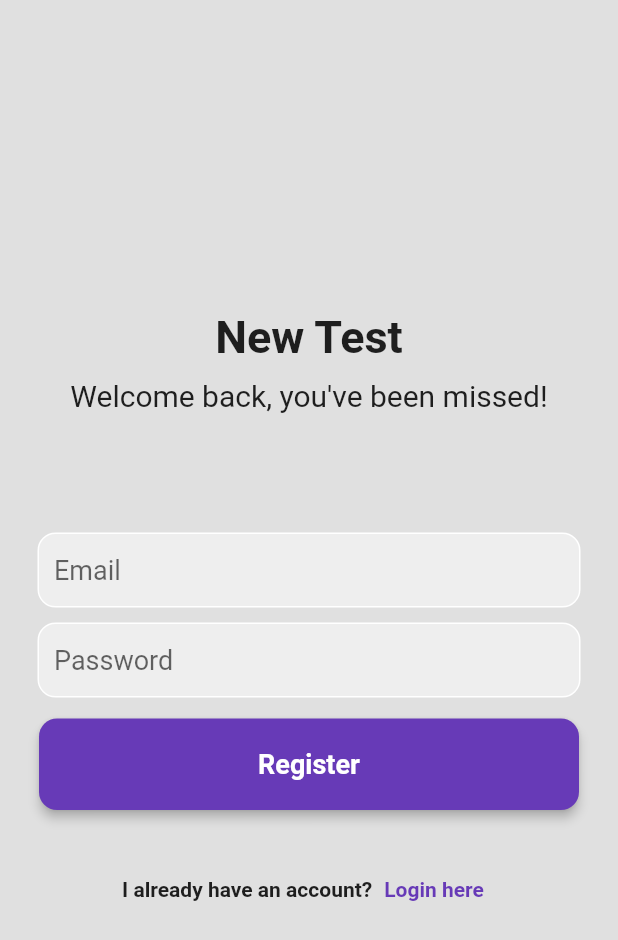
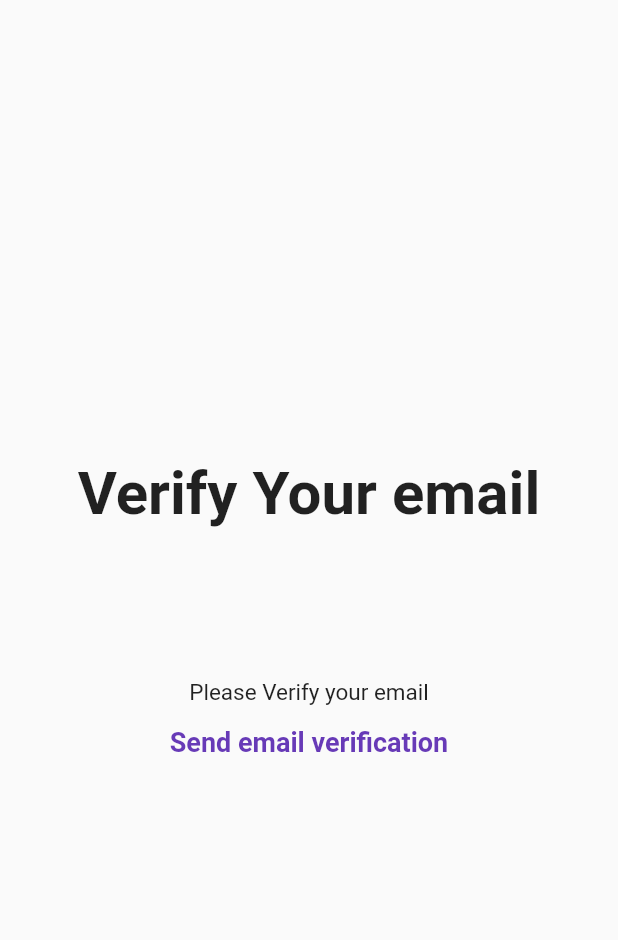
Before and after one commit to dinodtharinda/newtest, a Flutter app: the screen it shows after launch, on a phone screen of 412 x 824 dp. Shown: the top 940 px of the screen. Run offline on Flutter 3.47's test engine with Material 2 defaults, Android fonts, the phone set to English and light mode, and no system bars; our stand-ins replace firebase_auth, firebase_core; accounts and stored records are empty.

Commit message:
loading fix

```diff
--- a/lib/main.dart
+++ b/lib/main.dart
@@ -1,11 +1,12 @@
 import 'package:flutter/material.dart';
 import 'package:new_test/views/login_view.dart';
 import 'package:new_test/views/register_view.dart';
+import 'views/verify_email_view.dart';
 
 void main() {
   runApp(
      MaterialApp(
-      home:const RegisterView(),
+      home:const VerityEmailView(),
       routes: {
         '/register/' :(context) => const RegisterView(),
         '/login/':(context) =>const LoginView()
--- a/lib/views/register_view.dart
+++ b/lib/views/register_view.dart
@@ -147,7 +147,7 @@ class _RegisterViewState extends State<RegisterView> {
                                 content: Text("Registered!"),
                                 elevation: 16,
                                 backgroundColor:
-                                    Color.fromARGB(255, 15, 234, 84),
+                                    Color.fromARGB(144, 70, 3, 184),
                                 behavior: SnackBarBehavior.floating,
                                 margin: const EdgeInsets.all(10),
                                 shape: RoundedRectangleBorder(
@@ -193,7 +193,7 @@ class _RegisterViewState extends State<RegisterView> {
                                 content: Text(errorMsg),
                                 elevation: 16,
                                 backgroundColor:
-                                    Color.fromARGB(159, 219, 22, 22),
+                                    Color.fromARGB(192, 171, 0, 0),
                                 behavior: SnackBarBehavior.floating,
                                 margin: const EdgeInsets.all(10),
                                 shape: RoundedRectangleBorder(
@@ -225,7 +225,7 @@ class _RegisterViewState extends State<RegisterView> {
                                 content: Text(e.toString()),
                                 elevation: 16,
                                 backgroundColor:
-                                    Color.fromARGB(159, 219, 22, 22),
+                                     Color.fromARGB(192, 171, 0, 0),
                                 behavior: SnackBarBehavior.floating,
                                 margin: const EdgeInsets.all(10),
                                 shape: RoundedRectangleBorder(
--- /dev/null
+++ b/lib/views/verify_email_view.dart
@@ -0,0 +1,110 @@
+import 'package:firebase_auth/firebase_auth.dart';
+import 'package:firebase_core/firebase_core.dart';
+import 'package:flutter/material.dart';
+import 'package:new_test/firebase_options.dart';
+
+class VerityEmailView extends StatefulWidget {
+  const VerityEmailView({Key? key}) : super(key: key);
+
+  @override
+  State<VerityEmailView> createState() => _VerityEmailViewState();
+}
+
+bool press = true;
+
+class _VerityEmailViewState extends State<VerityEmailView> {
+  @override
+  Widget build(BuildContext context) {
+    return Scaffold(
+      body: SafeArea(
+        child: FutureBuilder(
+          future:   Firebase.initializeApp(
+                        options: DefaultFirebaseOptions.currentPlatform),
+          builder: (BuildContext context, AsyncSnapshot snapshot) {
+            return  Center(
+          child: Column(
+            mainAxisAlignment: MainAxisAlignment.center,
+            children: [
+              const Text(
+                'Verify Your email',
+                style: TextStyle(
+                  fontSize: 40,
+                  fontWeight: FontWeight.bold,
+                ),
+              ),
+              const SizedBox(
+                height: 100,
+              ),
+              const Text(
+                'Please Verify your email',
+                style: TextStyle(
+                  fontSize: 15,
+                ),
+              ),
+              TextButton(
+                  style: ButtonStyle(
+                    overlayColor: MaterialStateColor.resolveWith(
+                        (states) => Colors.transparent),
+                  ),
+                  onPressed: () async {
+                    setState(() {
+                      if (press == true) {
+                        press = false;
+                      }
+                    });
+                    Future.delayed(Duration(seconds: 3), () {
+                      setState(() {
+                        if (press == false) {
+                          press = true;
+                        }
+                      });
+                    });
+
+                     final  user = FirebaseAuth.instance.currentUser;
+                    if (user != null) {
+                      try {
+                        await user.sendEmailVerification();
+                      } catch (e) {
+                        var snackbar = SnackBar(
+                            content: Text(e.runtimeType.toString()),
+                            elevation: 16,
+                            backgroundColor: Color.fromARGB(192, 171, 0, 0),
+                            behavior: SnackBarBehavior.floating,
+                            margin: const EdgeInsets.all(10),
+                            shape: RoundedRectangleBorder(
+                                borderRadius: BorderRadius.circular(15)),
+                            duration: const Duration(seconds: 10),
+                            action: SnackBarAction(
+                              label: 'Dismiss',
+                              textColor: Colors.black,
+                              onPressed: () {
+                                ScaffoldMessenger.of(context)
+                                    .hideCurrentSnackBar();
+                              },
+                            ));
+                        Future.delayed(Duration(seconds: 3), () {
+                          ScaffoldMessenger.of(context).showSnackBar(snackbar);
+                        });
+                      }
+                    }
+                  },
+                  child: (press)
+                      ? const Text(
+                          'Send email verification',
+                          style: TextStyle(
+                              fontSize: 18,
+                              fontWeight: FontWeight.bold,
+                              color: Colors.deepPurple),
+                        )
+                      : const CircularProgressIndicator(
+                          color: Colors.deepPurple,
+                        ))
+            ],
+          ),
+        );
+          },
+        ),
+      ),
+    );
+  }
+}
```
Also changed, not shown: lib/views/login_view.dart (+7 -6 lines), 1 other file.
